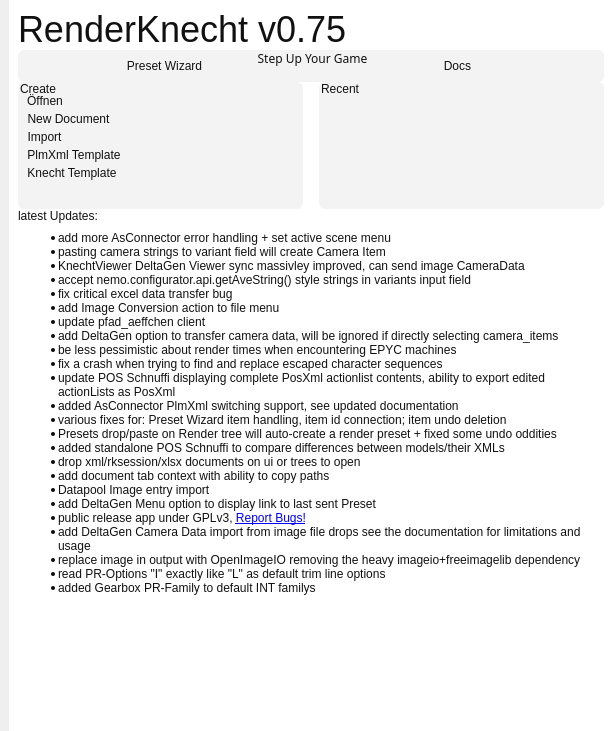
tappi287/RenderKnecht2, file ui/knecht_welcome.ui: the form before one commit.
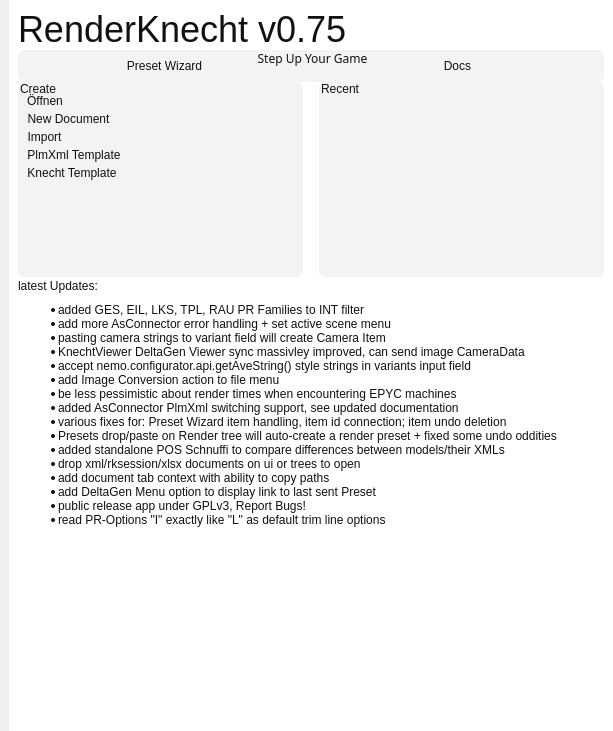
The form after the commit. Icons and pictures are not drawn.

Commit message: set Excel dialog All PR Families as default setting add INT PR Families

The edit to the form file:
```diff
--- a/ui/knecht_welcome.ui
+++ b/ui/knecht_welcome.ui
@@ -439,32 +439,7 @@
                <number>0</number>
               </property>
               <property name="text">
-               <string>&lt;ul&gt;
-&lt;li&gt;add more AsConnector error handling + set active scene menu&lt;/li&gt;
-&lt;li&gt;pasting camera strings to variant field will create Camera Item&lt;/li&gt;
-&lt;li&gt;KnechtViewer DeltaGen Viewer sync massivley improved, can send image CameraData&lt;/li&gt;
-&lt;li&gt;accept nemo.configurator.api.getAveString() style strings in variants input field&lt;/li&gt;
-&lt;li&gt;fix critical excel data transfer bug&lt;/li&gt;
-&lt;li&gt;add Image Conversion action to file menu&lt;/li&gt;
-&lt;li&gt;update pfad_aeffchen client&lt;/li&gt;
-&lt;li&gt;add DeltaGen option to transfer camera data, will be ignored if directly selecting camera_items&lt;/li&gt;
-&lt;li&gt;be less pessimistic about render times when encountering EPYC machines&lt;/li&gt;
-&lt;li&gt;fix a crash when trying to find and replace escaped character sequences&lt;/li&gt;
-&lt;li&gt;update POS Schnuffi displaying complete PosXml actionlist contents, ability to export edited actionLists as PosXml&lt;/li&gt;
-&lt;li&gt;added AsConnector PlmXml switching support, see updated documentation&lt;/li&gt;
-&lt;li&gt;various fixes for: Preset Wizard item handling, item id connection; item undo deletion&lt;/li&gt;
-&lt;li&gt;Presets drop/paste on Render tree will auto-create a render preset + fixed some undo oddities&lt;/li&gt;
-&lt;li&gt;added standalone POS Schnuffi to compare differences between models/their XMLs&lt;/li&gt;
-&lt;li&gt;drop xml/rksession/xlsx documents on ui or trees to open&lt;/li&gt;
-&lt;li&gt;add document tab context with ability to copy paths&lt;/li&gt;
-&lt;li&gt;Datapool Image entry import&lt;/li&gt;
-&lt;li&gt;add DeltaGen Menu option to display link to last sent Preset&lt;/li&gt;
-&lt;li&gt;public release app under GPLv3, &lt;a href=&quot;https://teams.microsoft.com/l/channel/19%3ad2bec81eaa8e4243a8c7b30e234e2f15%40thread.skype/DevOps%2520Updates?groupId=64c5e130-ce80-40e5-9d4b-de93f3502869&amp;tenantId=65705161-30e1-462b-b734-6ad1e41dfe35&quot;&gt;Report Bugs!&lt;/a&gt;&lt;/li&gt;
-&lt;li&gt;add DeltaGen Camera Data import from image file drops see the documentation for limitations and usage&lt;/li&gt;
-&lt;li&gt;replace image in output with OpenImageIO removing the heavy imageio+freeimagelib dependency&lt;/li&gt;
-&lt;li&gt;read PR-Options &quot;I&quot; exactly like &quot;L&quot; as default trim line options&lt;/li&gt;
-&lt;li&gt;added Gearbox PR-Family to default INT familys&lt;/li&gt;
-&lt;/ul&gt;</string>
+               <string>&lt;html&gt;&lt;head/&gt;&lt;body&gt;&lt;ul style=&quot;margin-top: 0px; margin-bottom: 0px; margin-left: 0px; margin-right: 0px; -qt-list-indent: 1;&quot;&gt;&lt;li style=&quot; margin-top:12px; margin-bottom:0px; margin-left:0px; margin-right:0px; -qt-block-indent:0; text-indent:0px;&quot;&gt;added GES, EIL, LKS, TPL, RAU PR Families to INT filter&lt;/li&gt;&lt;li style=&quot; margin-top:0px; margin-bottom:0px; margin-left:0px; margin-right:0px; -qt-block-indent:0; text-indent:0px;&quot;&gt;add more AsConnector error handling + set active scene menu&lt;/li&gt;&lt;li style=&quot; margin-top:0px; margin-bottom:0px; margin-left:0px; margin-right:0px; -qt-block-indent:0; text-indent:0px;&quot;&gt;pasting camera strings to variant field will create Camera Item&lt;/li&gt;&lt;li style=&quot; margin-top:0px; margin-bottom:0px; margin-left:0px; margin-right:0px; -qt-block-indent:0; text-indent:0px;&quot;&gt;KnechtViewer DeltaGen Viewer sync massivley improved, can send image CameraData&lt;/li&gt;&lt;li style=&quot; margin-top:0px; margin-bottom:0px; margin-left:0px; margin-right:0px; -qt-block-indent:0; text-indent:0px;&quot;&gt;accept nemo.configurator.api.getAveString() style strings in variants input field&lt;/li&gt;&lt;li style=&quot; margin-top:0px; margin-bottom:0px; margin-left:0px; margin-right:0px; -qt-block-indent:0; text-indent:0px;&quot;&gt;add Image Conversion action to file menu&lt;/li&gt;&lt;li style=&quot; margin-top:0px; margin-bottom:0px; margin-left:0px; margin-right:0px; -qt-block-indent:0; text-indent:0px;&quot;&gt;be less pessimistic about render times when encountering EPYC machines&lt;/li&gt;&lt;li style=&quot; margin-top:0px; margin-bottom:0px; margin-left:0px; margin-right:0px; -qt-block-indent:0; text-indent:0px;&quot;&gt;added AsConnector PlmXml switching support, see updated documentation&lt;/li&gt;&lt;li style=&quot; margin-top:0px; margin-bottom:0px; margin-left:0px; margin-right:0px; -qt-block-indent:0; text-indent:0px;&quot;&gt;various fixes for: Preset Wizard item handling, item id connection; item undo deletion&lt;/li&gt;&lt;li style=&quot; margin-top:0px; margin-bottom:0px; margin-left:0px; margin-right:0px; -qt-block-indent:0; text-indent:0px;&quot;&gt;Presets drop/paste on Render tree will auto-create a render preset + fixed some undo oddities&lt;/li&gt;&lt;li style=&quot; margin-top:0px; margin-bottom:0px; margin-left:0px; margin-right:0px; -qt-block-indent:0; text-indent:0px;&quot;&gt;added standalone POS Schnuffi to compare differences between models/their XMLs&lt;/li&gt;&lt;li style=&quot; margin-top:0px; margin-bottom:0px; margin-left:0px; margin-right:0px; -qt-block-indent:0; text-indent:0px;&quot;&gt;drop xml/rksession/xlsx documents on ui or trees to open&lt;/li&gt;&lt;li style=&quot; margin-top:0px; margin-bottom:0px; margin-left:0px; margin-right:0px; -qt-block-indent:0; text-indent:0px;&quot;&gt;add document tab context with ability to copy paths&lt;/li&gt;&lt;li style=&quot; margin-top:0px; margin-bottom:0px; margin-left:0px; margin-right:0px; -qt-block-indent:0; text-indent:0px;&quot;&gt;add DeltaGen Menu option to display link to last sent Preset&lt;/li&gt;&lt;li style=&quot; margin-top:0px; margin-bottom:0px; margin-left:0px; margin-right:0px; -qt-block-indent:0; text-indent:0px;&quot;&gt;public release app under GPLv3, Report Bugs!&lt;/li&gt;&lt;li style=&quot; margin-top:0px; margin-bottom:12px; margin-left:0px; margin-right:0px; -qt-block-indent:0; text-indent:0px;&quot;&gt;read PR-Options &amp;quot;I&amp;quot; exactly like &amp;quot;L&amp;quot; as default trim line options&lt;/li&gt;&lt;/ul&gt;&lt;/body&gt;&lt;/html&gt;</string>
               </property>
               <property name="alignment">
                <set>Qt::AlignLeading|Qt::AlignLeft|Qt::AlignVCenter</set>
```
The commit also changes 6 other files.
